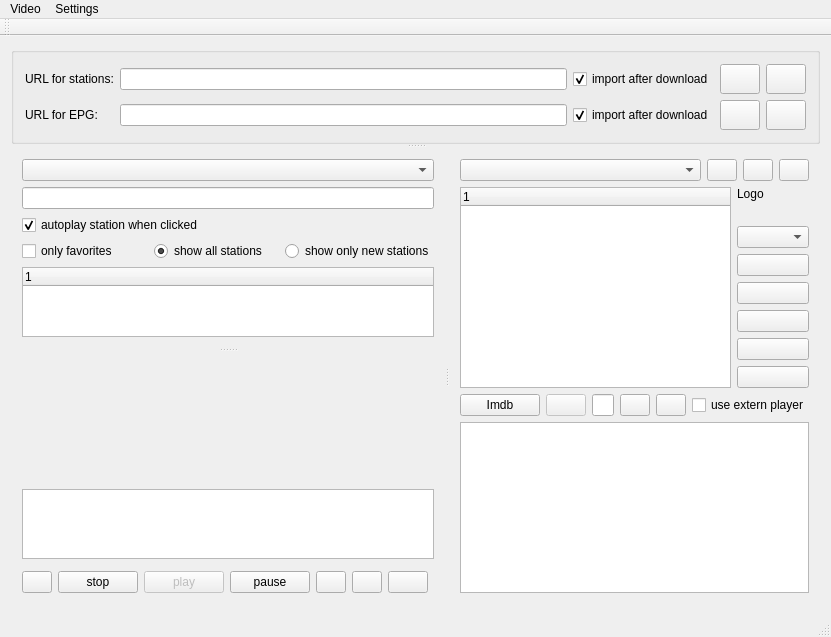
First picture: the form in mainwindow.ui, repository sgersing73/m3uMan, before the edit.
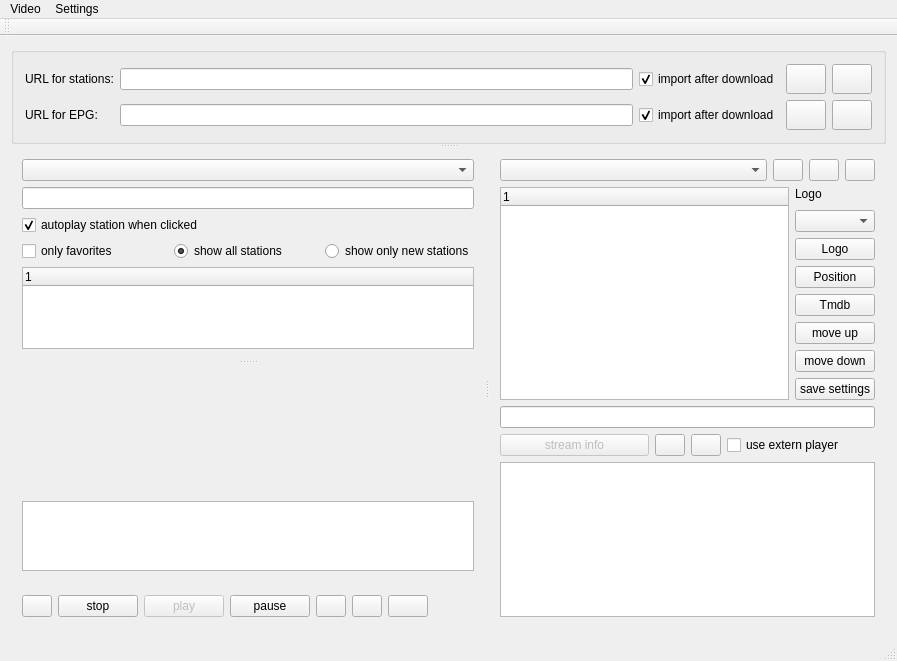
Second picture: the form after the edit. Icons and pictures are not drawn. Custom widgets are drawn as their Qt base class.

Patch:
```diff
--- a/mainwindow.ui
+++ b/mainwindow.ui
@@ -6,8 +6,8 @@
    <rect>
     <x>0</x>
     <y>0</y>
-    <width>786</width>
-    <height>598</height>
+    <width>897</width>
+    <height>661</height>
    </rect>
   </property>
   <property name="windowTitle">
@@ -528,7 +528,17 @@
               </spacer>
              </item>
              <item>
-              <widget class="QComboBox" name="cboEPGChannels"/>
+              <widget class="QComboBox" name="cboEPGChannels">
+               <property name="maximumSize">
+                <size>
+                 <width>150</width>
+                 <height>16777215</height>
+                </size>
+               </property>
+               <property name="toolTip">
+                <string>select available EPG data source</string>
+               </property>
+              </widget>
              </item>
              <item>
               <widget class="QPushButton" name="cmdSetLogo">
@@ -536,7 +546,7 @@
                 <string>enter url from station logo</string>
                </property>
                <property name="text">
-                <string/>
+                <string>Logo</string>
                </property>
                <property name="icon">
                 <iconset resource="m3uMan.qrc">
@@ -550,7 +560,7 @@
                 <string>set station position</string>
                </property>
                <property name="text">
-                <string/>
+                <string>Position</string>
                </property>
                <property name="icon">
                 <iconset resource="m3uMan.qrc">
@@ -558,13 +568,24 @@
                </property>
               </widget>
              </item>
+             <item>
+              <widget class="QPushButton" name="cmdImdb">
+               <property name="text">
+                <string>Tmdb</string>
+               </property>
+               <property name="icon">
+                <iconset resource="m3uMan.qrc">
+                 <normaloff>:/images/Ui/icons8-film-reel-50.png</normaloff>:/images/Ui/icons8-film-reel-50.png</iconset>
+               </property>
+              </widget>
+             </item>
              <item>
               <widget class="QPushButton" name="cmdMoveUp">
                <property name="toolTip">
                 <string>move item up in list</string>
                </property>
                <property name="text">
-                <string/>
+                <string>move up</string>
                </property>
                <property name="icon">
                 <iconset resource="m3uMan.qrc">
@@ -578,7 +599,7 @@
                 <string>move item down in list</string>
                </property>
                <property name="text">
-                <string/>
+                <string>move down</string>
                </property>
                <property name="icon">
                 <iconset resource="m3uMan.qrc">
@@ -592,7 +613,7 @@
                 <string>save playlist</string>
                </property>
                <property name="text">
-                <string/>
+                <string>save settings</string>
                </property>
                <property name="icon">
                 <iconset resource="m3uMan.qrc">
@@ -604,15 +625,11 @@
            </item>
           </layout>
          </item>
+         <item>
+          <widget class="QLineEdit" name="edtStationUrl"/>
+         </item>
          <item>
           <layout class="QHBoxLayout" name="horizontalLayout">
-           <item>
-            <widget class="QPushButton" name="cmdImdb">
-             <property name="text">
-              <string>Imdb</string>
-             </property>
-            </widget>
-           </item>
            <item>
             <widget class="QPushButton" name="cmdGatherData">
              <property name="enabled">
@@ -622,7 +639,7 @@
               <string>stream info (needs FFPROBE in path)</string>
              </property>
              <property name="text">
-              <string/>
+              <string>stream info</string>
              </property>
              <property name="icon">
               <iconset resource="m3uMan.qrc">
@@ -630,9 +647,6 @@
              </property>
             </widget>
            </item>
-           <item>
-            <widget class="QLineEdit" name="edtStationUrl"/>
-           </item>
            <item>
             <widget class="QPushButton" name="cmdPlayMoveDown">
              <property name="maximumSize">
@@ -697,8 +711,8 @@
     <rect>
      <x>0</x>
      <y>0</y>
-     <width>786</width>
-     <height>21</height>
+     <width>897</width>
+     <height>26</height>
     </rect>
    </property>
    <widget class="QMenu" name="menuVideo">
```
Left out of the diff: 6 changed lines with no effect on the pictures.
